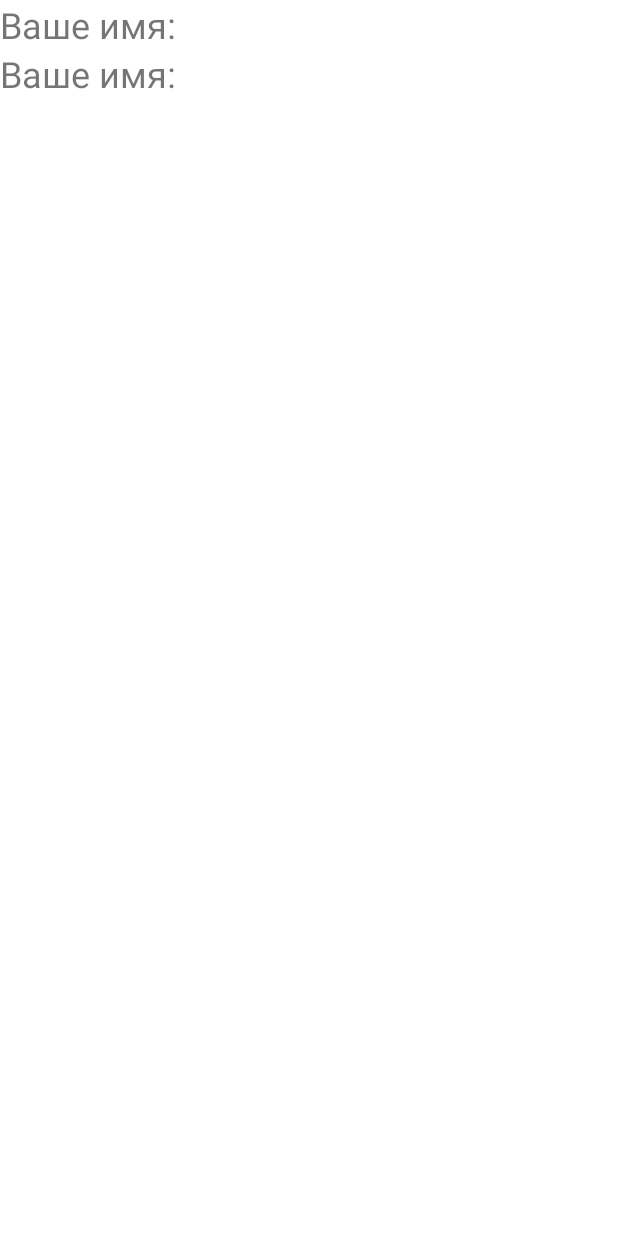
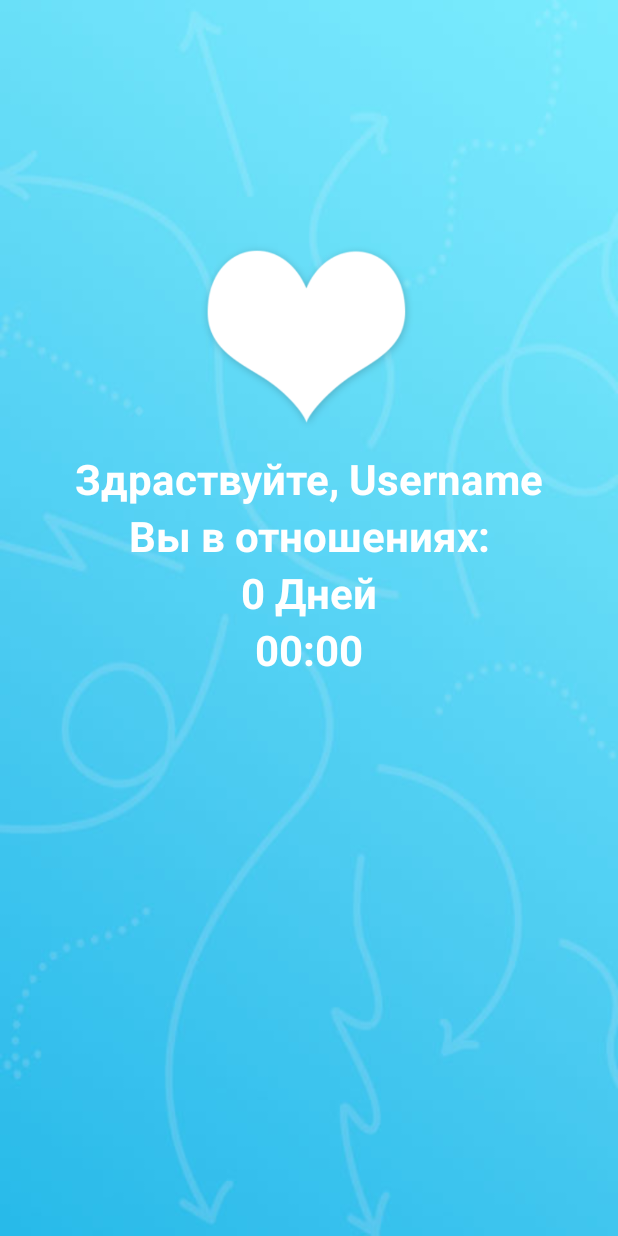
Before and after one commit to Flop88/WeTogetherMVVM, an Android app: the MainFragment screen opened directly, with no data from a screen before it, on a phone screen of 412 x 824 dp. Run offline under Robolectric (Android 15) with nearby library versions, the phone set to English and light mode, and no system bars; our stand-ins replace Room's generated code; 3 statements that could not run were skipped.

Commit message:
Created markup for main fragment

```diff
--- a/app/src/main/java/ru/mvlikhachev/wetogether/screens/mainScreen/MainFragment.kt
+++ b/app/src/main/java/ru/mvlikhachev/wetogether/screens/mainScreen/MainFragment.kt
@@ -37,14 +37,16 @@ class MainFragment : Fragment() {
     }
 
     private fun loadData() {
-         mViewModel.readUserData.observe(APP_ACTIVITY, Observer { user ->
-             val currentUser = user.get(0)
-            setData(currentUser)
+         mViewModel.readUserData.observe(APP_ACTIVITY, { user ->
+             val currentUser = user[0]
+             setData(currentUser)
         })
     }
 
     private fun setData(currentUser: AppPerson) {
-        testNameTextView.text = currentUser.yourName
+        mainYourNameTextView.text = "Здраствуйте, ${currentUser.yourName}"
+        Log.d("loveDate", currentUser.loveDate)
+
     }
 
 
--- a/app/src/main/res/layout/fragment_main.xml
+++ b/app/src/main/res/layout/fragment_main.xml
@@ -1,23 +1,54 @@
 <?xml version="1.0" encoding="utf-8"?>
-<LinearLayout xmlns:android="http://schemas.android.com/apk/res/android"
+<androidx.constraintlayout.widget.ConstraintLayout xmlns:android="http://schemas.android.com/apk/res/android"
+    xmlns:app="http://schemas.android.com/apk/res-auto"
     xmlns:tools="http://schemas.android.com/tools"
     android:layout_width="match_parent"
     android:layout_height="match_parent"
-    tools:context=".screens.mainScreen.MainFragment"
-    android:orientation="vertical">
+    android:background="@drawable/main_bg"
+    tools:context=".screens.mainScreen.MainFragment">
 
 
+        <ImageView
+            android:id="@+id/logoLoveImageView"
+            android:layout_width="150dp"
+            android:layout_height="150dp"
+            android:layout_marginTop="150dp"
+            android:src="@drawable/presettings_logo"
+            app:layout_constraintLeft_toLeftOf="parent"
+            app:layout_constraintRight_toRightOf="parent"
+            app:layout_constraintTop_toTopOf="parent" />
+
+        <TextView
+            android:id="@+id/mainYourNameTextView"
+            android:text="Здраствуйте, Username"
+            app:layout_constraintLeft_toLeftOf="parent"
+            app:layout_constraintRight_toRightOf="parent"
+            app:layout_constraintTop_toBottomOf="@id/logoLoveImageView"
+            style="@style/main_fragment_text" />
     <TextView
-        android:layout_width="match_parent"
-        android:layout_height="wrap_content"
-        android:textSize="24sp"
-        android:text="Ваше имя: " />
+            android:id="@+id/mainLoveDateTextView"
+            android:text="Вы в отношениях:"
+            app:layout_constraintLeft_toLeftOf="parent"
+            app:layout_constraintRight_toRightOf="parent"
+            app:layout_constraintTop_toBottomOf="@id/mainYourNameTextView"
+            style="@style/main_fragment_text" />
+
     <TextView
-        android:id="@+id/testNameTextView"
-        android:layout_width="match_parent"
-        android:layout_height="wrap_content"
-        android:textSize="24sp"
-        android:text="Ваше имя: " />
+        android:id="@+id/mainLoveDayTextView"
+        android:text="0 Дней"
+        app:layout_constraintLeft_toLeftOf="parent"
+        app:layout_constraintRight_toRightOf="parent"
+        app:layout_constraintTop_toBottomOf="@id/mainLoveDateTextView"
+        style="@style/main_fragment_text" />
+
+    <TextView
+        android:id="@+id/mainLoveTimeTextView"
+        android:text="00:00"
+        app:layout_constraintLeft_toLeftOf="parent"
+        app:layout_constraintRight_toRightOf="parent"
+        app:layout_constraintTop_toBottomOf="@id/mainLoveDayTextView"
+        style="@style/main_fragment_text" />
 
 
-</LinearLayout>
+
+</androidx.constraintlayout.widget.ConstraintLayout>
--- a/app/src/main/res/values/styles.xml
+++ b/app/src/main/res/values/styles.xml
@@ -37,4 +37,13 @@
         <item name="android:textStyle">bold</item>
         <item name="android:textSize">20sp</item>
     </style>
+
+    <style name="main_fragment_text">
+        <item name="android:layout_width">wrap_content</item>
+        <item name="android:layout_height">wrap_content</item>
+        <item name="android:textAlignment">center</item>
+        <item name="android:textColor">@color/white</item>
+        <item name="android:textSize">28sp</item>
+        <item name="android:textStyle">bold</item>
+    </style>
 </resources>
```
Also changed, not shown: app/src/main/res/drawable/main_bg.jpg (added).
